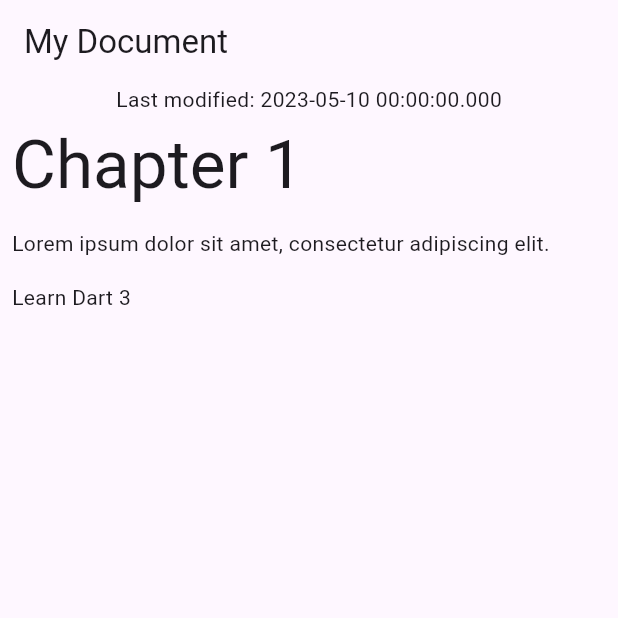
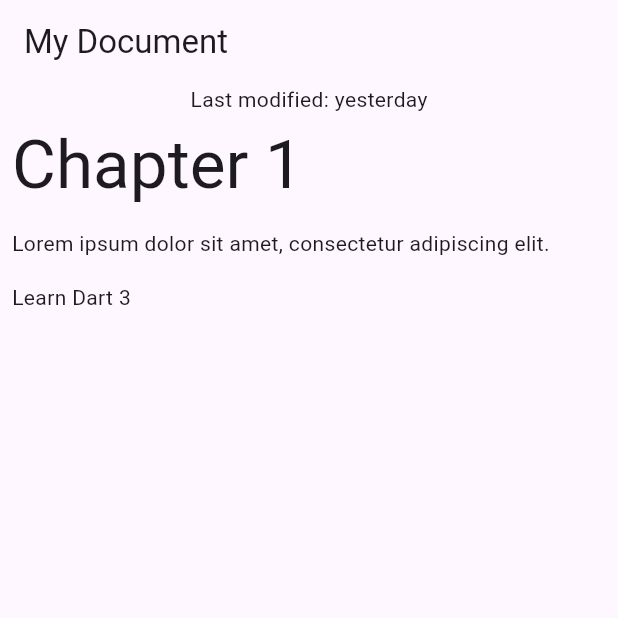
Before and after one commit to RYOTAN9688/pattern-record, a Flutter app: the screen it shows after launch, on a phone screen of 412 x 824 dp, the top half of it. Run offline on Flutter 3.47's test engine with Material 3 defaults, Android fonts, the phone set to English and light mode, and no system bars.

Commit message:
jsonDataの日付の差分を取得しUIに表示

```diff
--- a/lib/data.dart
+++ b/lib/data.dart
@@ -33,7 +33,7 @@
 {
   "metadata": {
     "title": "My Document",
-    "modified": "2023-05-10"
+    "modified": "2023-09-10"
   },
   "blocks": [
     {
--- a/lib/main.dart
+++ b/lib/main.dart
@@ -32,12 +32,13 @@
   @override
   Widget build(BuildContext context) {
     final (title, :modified) = document.getMetadata();
+    final formattedModifiedDate = formatDate(modified);
     final blocks = document.getBlocks();
     return Scaffold(
         appBar: AppBar(title: Text(title)),
         body: Column(
           children: [
-            Text('Last modified: $modified'),
+            Text('Last modified: $formattedModifiedDate'),
             Expanded(
               child: ListView.builder(
                 itemCount: blocks.length,
@@ -70,3 +71,20 @@
     );
   }
 }
+
+String formatDate(DateTime dateTime) {
+  final today = DateTime.now();
+  final difference = dateTime.difference(today);
+
+  return switch (difference) {
+    Duration(inDays: 0) => 'today',
+    Duration(inDays: 1) => 'tomorrow',
+    Duration(inDays: -1) => 'yesterday',
+    Duration(inDays: var days) when days > 7 => '${days ~/ 7} weeks from now',
+    Duration(inDays: var days) when days < -7 => '${days.abs() ~/ 7} weeks ago',
+    //更新日が過去だった場合に、days agoと表示
+    Duration(inDays: var days, isNegative: true) => '${days.abs()} days ago',
+    //differenceで処理されなかった場合は、必ず正の日数なので更新日は未来なので、days from nowと表示
+    Duration(inDays: var days) => '$days days from now',
+  };
+}
```
